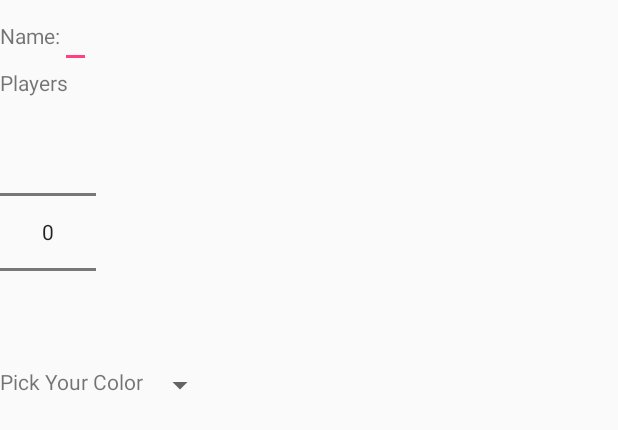
After one commit to pjohnst5/CS340, an Android app: the layout dialog_create_game.xml on its own in the app's theme, with its tools: preview values and no code run, on a phone screen of 412 x 824 dp. The commit adds this screen. Shown: the top 430 px of the screen. Run offline under Robolectric (Android 15) with nearby library versions, the phone set to English and light mode, and no system bars.

Commit message:
added create game dialog

```diff
--- a/client/src/main/java/client/server/fragment/IGameListView.java
+++ b/client/src/main/java/client/server/fragment/IGameListView.java
@@ -1,8 +1,13 @@
 package client.server.fragment;
 
+import java.util.List;
+
 import client.server.presenter.IGameListPresenter;
+import shared.Game;
 
 public interface IGameListView {
 
+    public void updateGameList(List<Game> games);
     public void setPresenter(IGameListPresenter presenter);
+    public void showMessage(String message);
 }
--- a/client/src/main/java/client/server/fragment/ILoginView.java
+++ b/client/src/main/java/client/server/fragment/ILoginView.java
@@ -5,5 +5,5 @@ import client.server.presenter.ILoginPresenter;
 public interface ILoginView {
     public void changeViewGameList();
     public void setPresenter(ILoginPresenter presenter);
-    public void sendMessage(String message);
+    public void showMessage(String message);
 }
--- a/client/src/main/java/client/server/presenter/IGameListPresenter.java
+++ b/client/src/main/java/client/server/presenter/IGameListPresenter.java
@@ -1,4 +1,9 @@
 package client.server.presenter;
 
+import shared.CustomEnumerations.PlayerColor;
+import shared.Game;
+
 public interface IGameListPresenter {
+    public void createGame(String gameName, PlayerColor color, int maxPlayers);
+    public void joinGame(int gameId);
 }
--- a/client/src/main/java/client/server/presenter/LoginPresenter.java
+++ b/client/src/main/java/client/server/presenter/LoginPresenter.java
@@ -27,7 +27,7 @@ public class LoginPresenter implements ILoginPresenter, Observer {
     @Override
     public void register(String username, String password, String checkPassword) {
         if (!password.equals(checkPassword)) {
-            _view.sendMessage("Confirm password does not match");
+            _view.showMessage("Confirm password does not match");
             return;
         }
         // FIXME: call register method on Login Facade
--- /dev/null
+++ b/client/src/main/res/layout/dialog_create_game.xml
@@ -0,0 +1,54 @@
+<?xml version="1.0" encoding="utf-8"?>
+<LinearLayout xmlns:android="http://schemas.android.com/apk/res/android"
+    android:orientation="vertical" android:layout_width="match_parent"
+    android:layout_height="match_parent">
+
+    <LinearLayout
+        android:layout_width="wrap_content"
+        android:layout_height="wrap_content"
+        android:orientation="horizontal">
+
+        <TextView
+            android:layout_width="wrap_content"
+            android:layout_height="wrap_content"
+            android:text="@string/create_game_dialog_name"/>
+        <EditText
+            android:id="@+id/dialog_game_name"
+            android:layout_width="wrap_content"
+            android:layout_height="wrap_content" />
+
+    </LinearLayout>
+
+    <LinearLayout
+        android:layout_width="wrap_content"
+        android:layout_height="wrap_content"
+        android:orientation="vertical">
+
+        <TextView
+            android:layout_width="wrap_content"
+            android:layout_height="wrap_content"
+            android:text="@string/create_game_dialog_players"/>
+        <NumberPicker
+            android:id="@+id/dialog_max_players"
+            android:layout_width="wrap_content"
+            android:layout_height="wrap_content" />
+
+    </LinearLayout>
+
+    <LinearLayout
+        android:layout_width="wrap_content"
+        android:layout_height="wrap_content"
+        android:orientation="horizontal">
+
+        <TextView
+            android:layout_width="wrap_content"
+            android:layout_height="wrap_content"
+            android:text="@string/create_game_dialog_color_title"/>
+        <Spinner
+            android:id="@+id/dialog_color"
+            android:layout_width="wrap_content"
+            android:layout_height="wrap_content"
+            android:spinnerMode="dropdown" />
+
+    </LinearLayout>
+</LinearLayout>
```
Also changed, not shown: client/src/main/java/client/server/fragment/CreateGameDialog.java (added, +93 -0 lines), client/src/main/java/client/server/fragment/GameListFragment.java (+66 -5 lines), client/src/main/java/client/server/fragment/LoginFragment.java (+4 -4 lines), client/src/main/java/client/server/presenter/GameListPresenter.java (+24 -1 lines), client/src/main/res/values/strings.xml (+14 -0 lines).
